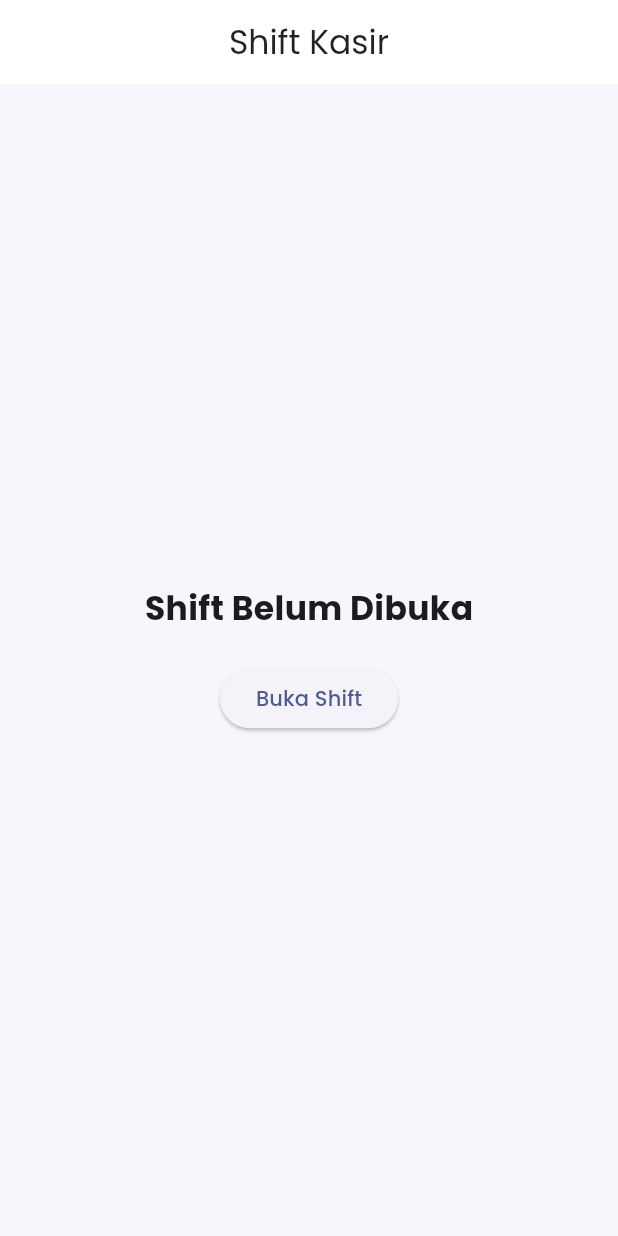
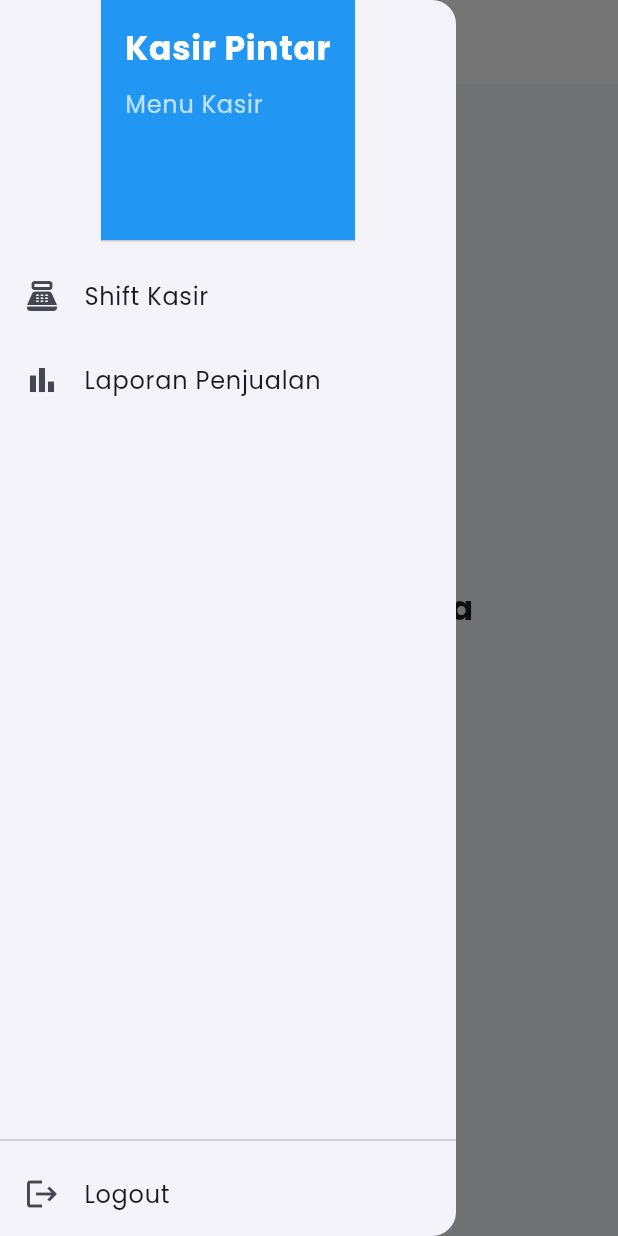
Before and after one commit to RaafiStudent/flutter-laravel-pos-offline, a Flutter app: the ShiftStatusPage screen opened directly with empty values, with the side drawer open (before the commit the screen has no drawer), on a phone screen of 412 x 824 dp. Run offline on Flutter 3.47's test engine with Material 3 defaults, Android fonts, the light colour scheme and no system bars; our stand-ins replace fl_chart, google_fonts, permission_handler, sqflite; missing offline and left inert: blue_thermal_printer; accounts and stored records are empty.

Commit message:
feat: integrate drawer menu into shift status page

```diff
--- a/mobile_app/lib/pages/shift/shift_status_page.dart
+++ b/mobile_app/lib/pages/shift/shift_status_page.dart
@@ -1,4 +1,5 @@
 import 'package:flutter/material.dart';
+import 'package:mobile_app/pages/widgets/app_drawer.dart';
 import 'open_shift_page.dart';
 import 'close_shift_page.dart';
 
@@ -20,6 +21,7 @@ class _ShiftStatusPageState extends State<ShiftStatusPage> {
       appBar: AppBar(
         title: const Text('Shift Kasir'),
       ),
+      drawer: AppDrawer(token: widget.token), // ⬅️ INI KUNCINYA
       body: Center(
         child: isShiftOpen
             ? Column(
@@ -27,8 +29,8 @@ class _ShiftStatusPageState extends State<ShiftStatusPage> {
                 children: [
                   const Text(
                     'SHIFT: OPEN',
-                    style: TextStyle(
-                        fontSize: 22, fontWeight: FontWeight.bold),
+                    style:
+                        TextStyle(fontSize: 22, fontWeight: FontWeight.bold),
                   ),
                   const SizedBox(height: 20),
                   ElevatedButton(
@@ -56,8 +58,8 @@ class _ShiftStatusPageState extends State<ShiftStatusPage> {
                 children: [
                   const Text(
                     'Shift Belum Dibuka',
-                    style: TextStyle(
-                        fontSize: 22, fontWeight: FontWeight.bold),
+                    style:
+                        TextStyle(fontSize: 22, fontWeight: FontWeight.bold),
                   ),
                   const SizedBox(height: 20),
                   ElevatedButton(
```
